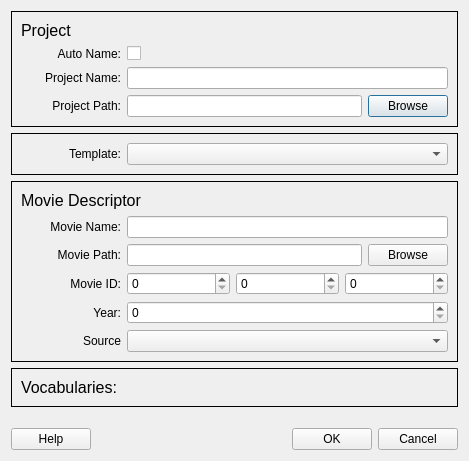
Old version of the form qt_ui/DialogNewProject.ui in the repository FilmColors/VIAN.
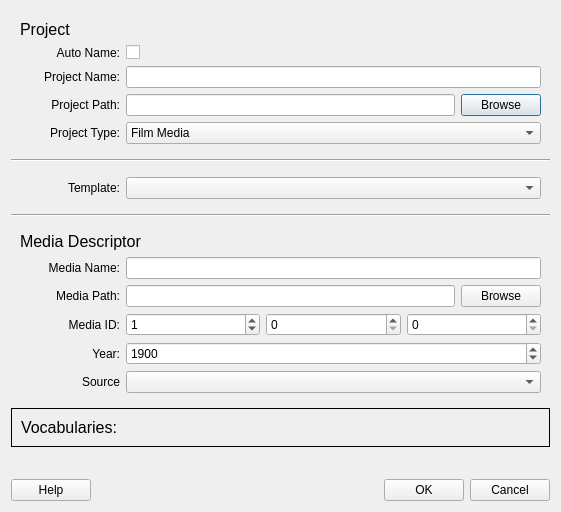
New version of the form.

The edit to the form file:
```diff
--- a/qt_ui/DialogNewProject.ui
+++ b/qt_ui/DialogNewProject.ui
@@ -6,8 +6,8 @@
    <rect>
     <x>0</x>
     <y>0</y>
-    <width>469</width>
-    <height>461</height>
+    <width>561</width>
+    <height>512</height>
    </rect>
   </property>
   <property name="sizePolicy">
@@ -23,7 +23,10 @@
    <item>
     <widget class="QFrame" name="frame_2">
      <property name="frameShape">
-      <enum>QFrame::Panel</enum>
+      <enum>QFrame::NoFrame</enum>
+     </property>
+     <property name="frameShadow">
+      <enum>QFrame::Plain</enum>
      </property>
      <layout class="QGridLayout" name="gridLayout_2">
       <item row="0" column="0">
@@ -121,15 +124,62 @@
           </item>
          </layout>
         </item>
+        <item>
+         <layout class="QHBoxLayout" name="horizontalLayout_11">
+          <item>
+           <widget class="QLabel" name="label_9">
+            <property name="sizePolicy">
+             <sizepolicy hsizetype="Maximum" vsizetype="Preferred">
+              <horstretch>0</horstretch>
+              <verstretch>0</verstretch>
+             </sizepolicy>
+            </property>
+            <property name="minimumSize">
+             <size>
+              <width>100</width>
+              <height>0</height>
+             </size>
+            </property>
+            <property name="text">
+             <string>Project Type:</string>
+            </property>
+            <property name="alignment">
+             <set>Qt::AlignRight|Qt::AlignTrailing|Qt::AlignVCenter</set>
+            </property>
+           </widget>
+          </item>
+          <item>
+           <widget class="QComboBox" name="comboBox_ProjectType">
+            <item>
+             <property name="text">
+              <string>Film Media</string>
+             </property>
+            </item>
+            <item>
+             <property name="text">
+              <string>Audio Media</string>
+             </property>
+            </item>
+           </widget>
+          </item>
+         </layout>
+        </item>
        </layout>
       </item>
      </layout>
     </widget>
    </item>
+   <item>
+    <widget class="Line" name="line">
+     <property name="orientation">
+      <enum>Qt::Horizontal</enum>
+     </property>
+    </widget>
+   </item>
    <item>
     <widget class="QFrame" name="frame_3">
      <property name="frameShape">
-      <enum>QFrame::Panel</enum>
+      <enum>QFrame::NoFrame</enum>
      </property>
      <property name="frameShadow">
       <enum>QFrame::Plain</enum>
@@ -172,6 +222,13 @@
      </layout>
     </widget>
    </item>
+   <item>
+    <widget class="Line" name="line_2">
+     <property name="orientation">
+      <enum>Qt::Horizontal</enum>
+     </property>
+    </widget>
+   </item>
    <item>
     <widget class="QFrame" name="frame">
      <property name="sizePolicy">
@@ -181,7 +238,10 @@
       </sizepolicy>
      </property>
      <property name="frameShape">
-      <enum>QFrame::Panel</enum>
+      <enum>QFrame::NoFrame</enum>
+     </property>
+     <property name="frameShadow">
+      <enum>QFrame::Plain</enum>
      </property>
      <layout class="QGridLayout" name="gridLayout">
       <item row="0" column="0">
@@ -189,7 +249,7 @@
         <item>
          <widget class="QLabel" name="label_6">
           <property name="text">
-           <string>&lt;html&gt;&lt;head/&gt;&lt;body&gt;&lt;p&gt;&lt;span style=&quot; font-size:12pt;&quot;&gt;Movie Descriptor&lt;/span&gt;&lt;/p&gt;&lt;/body&gt;&lt;/html&gt;</string>
+           <string>&lt;html&gt;&lt;head/&gt;&lt;body&gt;&lt;p&gt;&lt;span style=&quot; font-size:12pt;&quot;&gt;Media Descriptor&lt;/span&gt;&lt;/p&gt;&lt;/body&gt;&lt;/html&gt;</string>
           </property>
          </widget>
         </item>
@@ -210,7 +270,7 @@
              </size>
             </property>
             <property name="text">
-             <string>Movie Name:</string>
+             <string>Media Name:</string>
             </property>
             <property name="alignment">
              <set>Qt::AlignRight|Qt::AlignTrailing|Qt::AlignVCenter</set>
@@ -239,7 +299,7 @@
              </size>
             </property>
             <property name="text">
-             <string>Movie Path:</string>
+             <string>Media Path:</string>
             </property>
             <property name="alignment">
              <set>Qt::AlignRight|Qt::AlignTrailing|Qt::AlignVCenter</set>
@@ -275,7 +335,7 @@
              </size>
             </property>
             <property name="text">
-             <string>Movie ID:</string>
+             <string>Media ID:</string>
             </property>
             <property name="alignment">
              <set>Qt::AlignRight|Qt::AlignTrailing|Qt::AlignVCenter</set>
@@ -287,6 +347,9 @@
             <property name="maximum">
              <number>99999</number>
             </property>
+            <property name="value">
+             <number>1</number>
+            </property>
            </widget>
           </item>
           <item>
@@ -334,6 +397,9 @@
             <property name="maximum">
              <number>99999</number>
             </property>
+            <property name="value">
+             <number>1900</number>
+            </property>
            </widget>
           </item>
          </layout>
```
